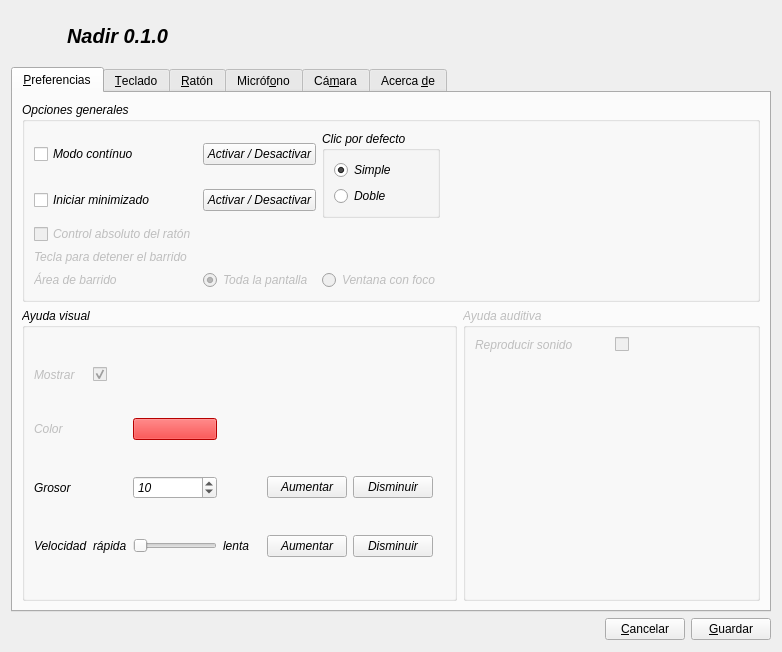
Old version of the form confWidget.ui in the repository rfernandezfranco/nadir.
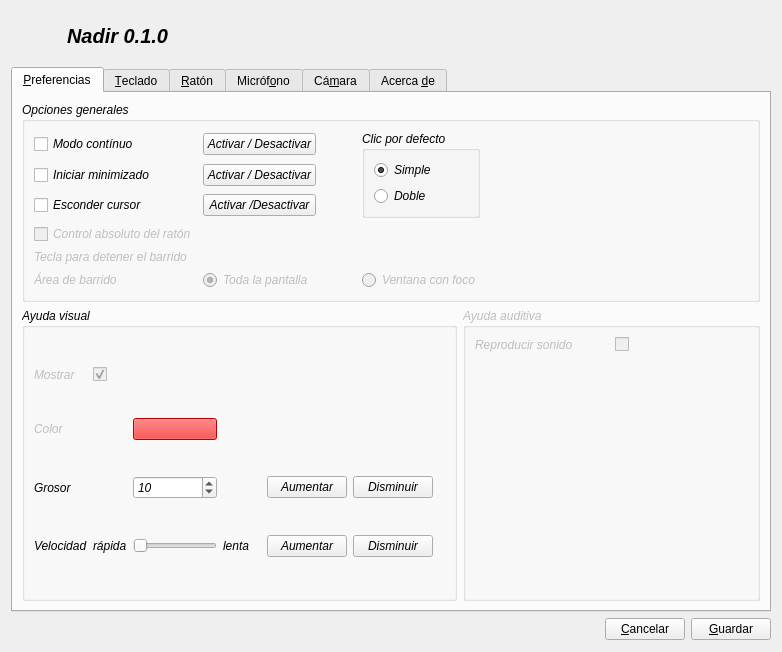
New version of the form. Icons and pictures are not drawn.

Commit message: Integrated hide pointer option to configuration widget

What changed in the file:
```diff
--- a/confWidget.ui
+++ b/confWidget.ui
@@ -141,7 +141,20 @@
           <string>Opciones generales</string>
          </property>
          <layout class="QGridLayout" name="gridLayout_9" >
-          <item row="4" column="0" >
+          <item row="6" column="4" >
+           <spacer name="horizontalSpacer_3" >
+            <property name="orientation" >
+             <enum>Qt::Horizontal</enum>
+            </property>
+            <property name="sizeHint" stdset="0" >
+             <size>
+              <width>40</width>
+              <height>20</height>
+             </size>
+            </property>
+           </spacer>
+          </item>
+          <item row="5" column="0" >
            <widget class="QLabel" name="label_18" >
             <property name="enabled" >
              <bool>false</bool>
@@ -151,7 +164,7 @@
             </property>
            </widget>
           </item>
-          <item row="5" column="0" >
+          <item row="6" column="0" >
            <widget class="QLabel" name="label_19" >
             <property name="enabled" >
              <bool>false</bool>
@@ -161,7 +174,7 @@
             </property>
            </widget>
           </item>
-          <item row="5" column="1" >
+          <item row="6" column="1" >
            <widget class="QRadioButton" name="radioButton" >
             <property name="enabled" >
              <bool>false</bool>
@@ -174,7 +187,7 @@
             </property>
            </widget>
           </item>
-          <item row="5" column="3" >
+          <item row="6" column="3" >
            <widget class="QRadioButton" name="radioButton_2" >
             <property name="enabled" >
              <bool>false</bool>
@@ -184,19 +197,6 @@
             </property>
            </widget>
           </item>
-          <item row="5" column="4" >
-           <spacer name="horizontalSpacer_3" >
-            <property name="orientation" >
-             <enum>Qt::Horizontal</enum>
-            </property>
-            <property name="sizeHint" stdset="0" >
-             <size>
-              <width>40</width>
-              <height>20</height>
-             </size>
-            </property>
-           </spacer>
-          </item>
           <item row="1" column="0" >
            <widget class="QCheckBox" name="continuousBox" >
             <property name="text" >
@@ -207,7 +207,7 @@
             </property>
            </widget>
           </item>
-          <item row="3" column="0" >
+          <item row="4" column="0" >
            <widget class="QCheckBox" name="controlBox" >
             <property name="enabled" >
              <bool>false</bool>
@@ -241,7 +241,7 @@
             </property>
            </widget>
           </item>
-          <item rowspan="2" row="1" column="3" >
+          <item rowspan="3" row="1" column="3" >
            <widget class="QGroupBox" name="groupBox_4" >
             <property name="title" >
              <string>Clic por defecto</string>
@@ -267,20 +267,50 @@
             </layout>
            </widget>
           </item>
+          <item row="3" column="0" >
+           <widget class="QCheckBox" name="hidePointerBox" >
+            <property name="text" >
+             <string>Esconder cursor</string>
+            </property>
+           </widget>
+          </item>
+          <item row="3" column="1" >
+           <widget class="QPushButton" name="pushButton_2" >
+            <property name="text" >
+             <string>Activar /Desactivar</string>
+            </property>
+           </widget>
+          </item>
+          <item row="2" column="2" >
+           <spacer name="horizontalSpacer_13" >
+            <property name="orientation" >
+             <enum>Qt::Horizontal</enum>
+            </property>
+            <property name="sizeType" >
+             <enum>QSizePolicy::Fixed</enum>
+            </property>
+            <property name="sizeHint" stdset="0" >
+             <size>
+              <width>40</width>
+              <height>20</height>
+             </size>
+            </property>
+           </spacer>
+          </item>
+          <item row="2" column="4" >
+           <spacer name="horizontalSpacer_14" >
+            <property name="orientation" >
+             <enum>Qt::Horizontal</enum>
+            </property>
+            <property name="sizeHint" stdset="0" >
+             <size>
+              <width>40</width>
+              <height>20</height>
+             </size>
+            </property>
+           </spacer>
+          </item>
          </layout>
-         <zorder>label_18</zorder>
-         <zorder>label_19</zorder>
-         <zorder>radioButton</zorder>
-         <zorder>radioButton_2</zorder>
-         <zorder>continuousBox</zorder>
-         <zorder>controlBox</zorder>
-         <zorder>minimizedBox</zorder>
-         <zorder>pushButton</zorder>
-         <zorder>pushButton_5</zorder>
-         <zorder>label_9</zorder>
-         <zorder>groupBox_4</zorder>
-         <zorder>groupBox_4</zorder>
-         <zorder>groupBox_4</zorder>
         </widget>
        </item>
        <item row="1" column="0" >
```
Left out of the diff: 52 changed lines with no effect on the pictures. The commit also changes 4 other files.
